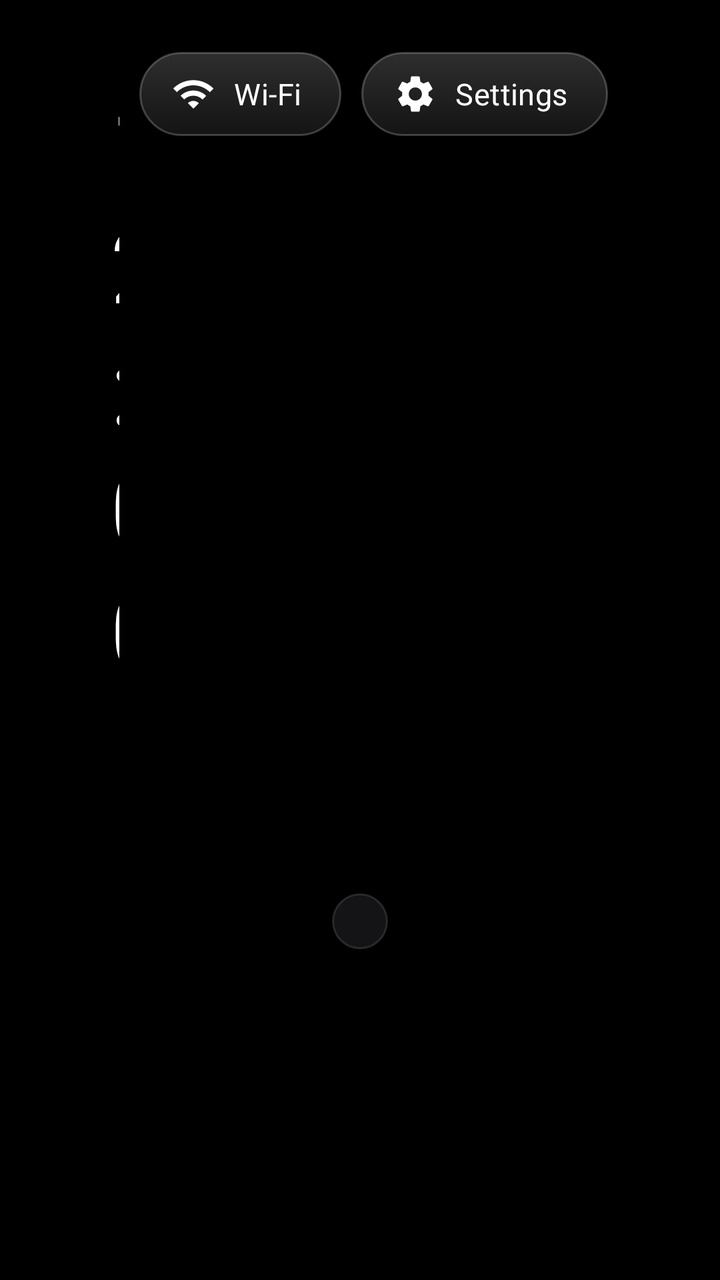
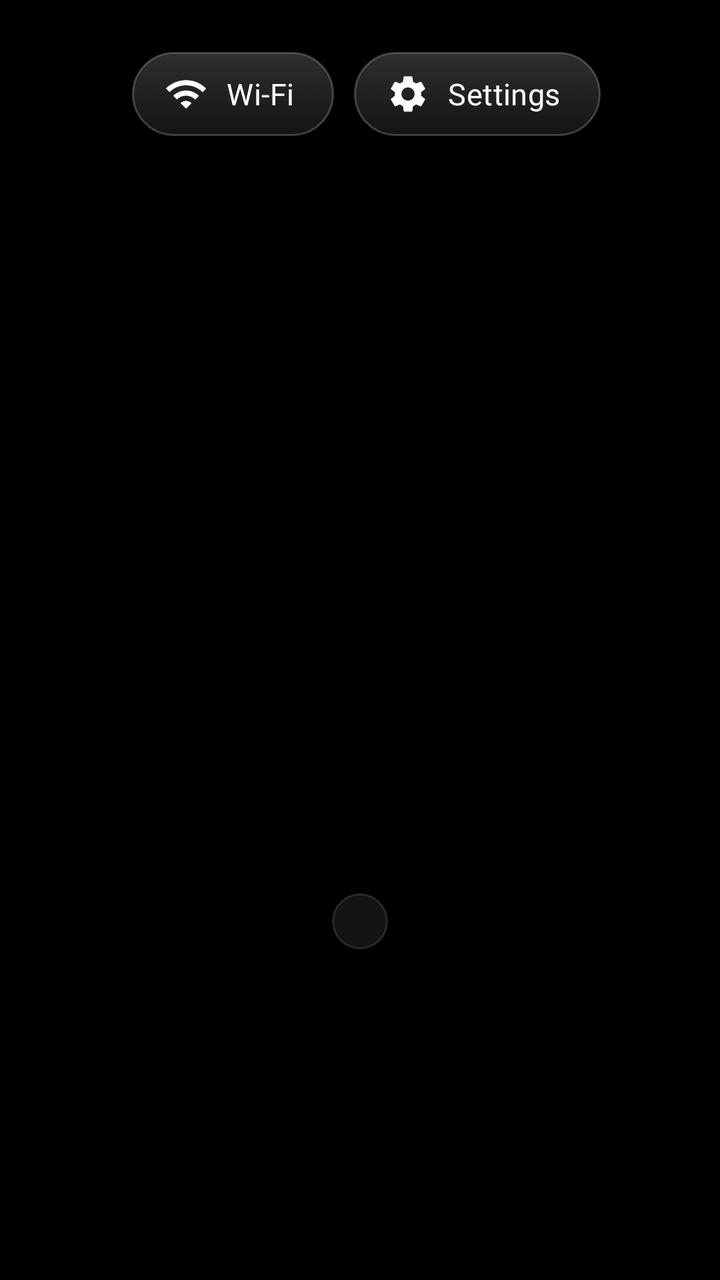

Two renders of the same Android screen: before a commit and after it. Below are the layout's source before the change and the commit's diff.
<!-- AndroidManifest.xml: application theme Home -->
<!-- res/layout/activity_main.xml -->
<?xml version="1.0" encoding="utf-8"?>
<FrameLayout xmlns:android="http://schemas.android.com/apk/res/android"
    android:layout_width="match_parent"
    android:layout_height="match_parent">

    
    <View
        android:id="@+id/ambient"
        android:layout_width="match_parent"
        android:layout_height="match_parent"
        android:alpha="0" />

    <ScrollView
        android:id="@+id/scroll"
        android:layout_width="match_parent"
        android:layout_height="match_parent"
        android:clipChildren="false"
        android:fillViewport="true"
        android:scrollbars="none">

        <FrameLayout
            android:id="@+id/content"
            android:layout_width="match_parent"
            android:layout_height="wrap_content"
            android:clipChildren="false">

            <LinearLayout
                android:id="@+id/column"
                android:layout_width="match_parent"
                android:layout_height="wrap_content"
                android:clipChildren="false"
                android:clipToPadding="false"
                android:orientation="vertical"
                android:paddingHorizontal="56dp"
                android:paddingTop="26dp"
                android:paddingBottom="48dp">

                <LinearLayout
                    android:layout_width="match_parent"
                    android:layout_height="wrap_content"
                    android:orientation="horizontal">

                    <LinearLayout
                        android:layout_width="0dp"
                        android:layout_height="wrap_content"
                        android:layout_weight="1"
                        android:orientation="vertical">

                        <TextView
                            android:id="@+id/greeting"
                            android:layout_width="wrap_content"
                            android:layout_height="wrap_content"
                            android:layout_marginStart="4dp"
                            android:fontFamily="@font/outfit_medium"
                            android:letterSpacing="0.22"
                            android:textAllCaps="true"
                            android:textColor="#8CFFFFFF"
                            android:textSize="12sp" />

                        <LinearLayout
                            android:layout_width="wrap_content"
                            android:layout_height="wrap_content"
                            android:baselineAligned="true"
                            android:orientation="horizontal">

                            <TextClock
                                android:layout_width="wrap_content"
                                android:layout_height="wrap_content"
                                android:fontFamily="@font/outfit_light"
                                android:format12Hour="h:mm"
                                android:format24Hour="HH:mm"
                                android:includeFontPadding="false"
                                android:letterSpacing="-0.04"
                                android:textColor="#FFFFFFFF"
                                android:textSize="52sp" />

                            <TextClock
                                android:layout_width="wrap_content"
                                android:layout_height="wrap_content"
                                android:layout_gravity="bottom"
                                android:layout_marginStart="6dp"
                                android:layout_marginBottom="8dp"
                                android:fontFamily="@font/outfit_medium"
                                android:format12Hour="a"
                                android:format24Hour=""
                                android:letterSpacing="0.08"
                                android:textAllCaps="true"
                                android:textColor="#B3FFFFFF"
                                android:textSize="15sp" />

                            <View
                                android:layout_width="1dp"
                                android:layout_height="26dp"
                                android:layout_gravity="bottom"
                                android:layout_marginHorizontal="16dp"
                                android:layout_marginBottom="8dp"
                                android:background="#33FFFFFF" />

                            <TextClock
                                android:layout_width="wrap_content"
                                android:layout_height="wrap_content"
                                android:layout_gravity="bottom"
                                android:layout_marginBottom="9dp"
                                android:fontFamily="@font/outfit_regular"
                                android:format12Hour="@string/date_format"
                                android:format24Hour="@string/date_format"
                                android:letterSpacing="0.14"
                                android:textAllCaps="true"
                                android:textColor="#A6FFFFFF"
                                android:textSize="14sp" />
                        </LinearLayout>
                    </LinearLayout>

                    <TextView
                        android:id="@+id/wifi"
                        style="@style/Pill"
                        android:drawableStart="@drawable/ic_wifi"
                        android:text="@string/wifi" />

                    <TextView
                        android:id="@+id/settings"
                        style="@style/Pill"
                        android:drawableStart="@drawable/ic_settings"
                        android:text="@string/settings" />
                </LinearLayout>

                
                <Space
                    android:id="@+id/spacer"
                    android:layout_width="match_parent"
                    android:layout_height="0dp" />

                <TextView
                    android:id="@+id/hero"
                    android:layout_width="match_parent"
                    android:layout_height="wrap_content"
                    android:layout_marginStart="12dp"
                    android:alpha="0"
                    android:fontFamily="@font/outfit_light"
                    android:includeFontPadding="false"
                    android:letterSpacing="-0.02"
                    android:singleLine="true"
                    android:textColor="#FFFFFFFF"
                    android:textSize="48sp" />

                <LinearLayout
                    android:id="@+id/dock"
                    android:layout_width="wrap_content"
                    android:layout_height="wrap_content"
                    android:layout_gravity="center_horizontal"
                    android:layout_marginTop="26dp"
                    android:background="@drawable/dock_bg"
                    android:clipChildren="false"
                    android:clipToPadding="false"
                    android:orientation="horizontal"
                    android:padding="14dp" />

                <GridLayout
                    android:id="@+id/grid"
                    android:layout_width="wrap_content"
                    android:layout_height="wrap_content"
                    android:layout_gravity="center_horizontal"
                    android:layout_marginTop="30dp"
                    android:clipChildren="false"
                    android:clipToPadding="false"
                    android:columnCount="4" />
            </LinearLayout>

            <com.boxclean.home.GlassView
                android:id="@+id/glass"
                android:layout_width="0dp"
                android:layout_height="0dp"
                android:alpha="0" />
        </FrameLayout>
    </ScrollView>
</FrameLayout>
<!-- resources referenced by this layout -->
<resources>
  <!-- drawable dock_bg (drawable) -->
  <?xml version="1.0" encoding="utf-8"?>
  <shape xmlns:android="http://schemas.android.com/apk/res/android" android:shape="rectangle">
      <solid android:color="#FF141416" />
      <stroke android:width="1dp" android:color="#1FFFFFFF" />
      <corners android:radius="26dp" />
  </shape>
  <!-- drawable ic_wifi (drawable) -->
  <?xml version="1.0" encoding="utf-8"?>
  <vector xmlns:android="http://schemas.android.com/apk/res/android"
      android:width="22dp" android:height="22dp"
      android:viewportWidth="24" android:viewportHeight="24">
      <path android:fillColor="#FFFFFFFF"
          android:pathData="M1,9l2,2c4.97,-4.97 13.03,-4.97 18,0l2,-2C16.93,2.93 7.08,2.93 1,9zM9,17l3,3 3,-3c-1.65,-1.66 -4.34,-1.66 -6,0zM5,13l2,2c2.76,-2.76 7.24,-2.76 10,0l2,-2C15.14,9.14 8.87,9.14 5,13z" />
  </vector>
  <string name="date_format" translatable="false">EEEE, d MMMM</string>
  <string name="settings">Settings</string>
  <string name="wifi">Wi-Fi</string>
  <style name="Pill">
          <item name="android:layout_width">wrap_content</item>
          <item name="android:layout_height">42dp</item>
          <item name="android:layout_marginStart">10dp</item>
          <item name="android:paddingStart">16dp</item>
          <item name="android:paddingEnd">20dp</item>
          <item name="android:gravity">center</item>
          <item name="android:background">@drawable/pill_bg</item>
          <item name="android:textColor">@color/pill_text</item>
          <item name="android:textSize">15sp</item>
          <item name="android:fontFamily">@font/outfit_medium</item>
          <item name="android:letterSpacing">0.01</item>
          <item name="android:drawablePadding">9dp</item>
          <item name="android:drawableTint">@color/pill_text</item>
          <item name="android:focusable">true</item>
          <item name="android:clickable">true</item>
      </style>
  <style name="Home" parent="@android:style/Theme.DeviceDefault.NoActionBar.Fullscreen">
          <item name="android:windowBackground">@android:color/black</item>
          <item name="android:colorBackground">@android:color/black</item>
          <item name="android:windowAnimationStyle">@null</item>
      </style>
  <!-- drawable pill_bg (drawable) -->
  <?xml version="1.0" encoding="utf-8"?>
  <selector xmlns:android="http://schemas.android.com/apk/res/android">
      <item android:state_focused="true">
          <shape android:shape="rectangle">
              <solid android:color="#F5FFFFFF" />
              <corners android:radius="21dp" />
          </shape>
      </item>
      <item>
          <shape android:shape="rectangle">
              <gradient android:angle="270" android:startColor="#2EFFFFFF" android:endColor="#14FFFFFF" />
              <stroke android:width="1dp" android:color="#38FFFFFF" />
              <corners android:radius="21dp" />
          </shape>
      </item>
  </selector>
  <!-- unchanged entries left out for length: 1 -->
</resources>

<!-- the commit's change to res/layout/activity_main.xml (unified diff, before → after) -->
@@ -122,6 +122,12 @@
                         style="@style/Pill"
                         android:drawableStart="@drawable/ic_settings"
                         android:text="@string/settings" />
+
+                    <TextView
+                        android:id="@+id/layout"
+                        style="@style/Pill"
+                        android:drawableStart="@drawable/ic_layout"
+                        android:text="@string/layout" />
                 </LinearLayout>
 
                 
<!-- resource entries referenced after the edit -->
@@ -7,6 +7,14 @@
       <stroke android:width="1dp" android:color="#1FFFFFFF" />
       <corners android:radius="26dp" />
   </shape>
+  <!-- drawable ic_layout (drawable) -->
+  <?xml version="1.0" encoding="utf-8"?>
+  <vector xmlns:android="http://schemas.android.com/apk/res/android"
+      android:width="22dp" android:height="22dp"
+      android:viewportWidth="24" android:viewportHeight="24">
+      <path android:fillColor="#FFFFFFFF"
+          android:pathData="M3,13h8V3H3v10zM3,21h8v-6H3v6zM13,21h8V11h-8v10zM13,3v6h8V3h-8z" />
+  </vector>
   <!-- drawable ic_wifi (drawable) -->
   <?xml version="1.0" encoding="utf-8"?>
   <vector xmlns:android="http://schemas.android.com/apk/res/android"
@@ -16,6 +24,7 @@
           android:pathData="M1,9l2,2c4.97,-4.97 13.03,-4.97 18,0l2,-2C16.93,2.93 7.08,2.93 1,9zM9,17l3,3 3,-3c-1.65,-1.66 -4.34,-1.66 -6,0zM5,13l2,2c2.76,-2.76 7.24,-2.76 10,0l2,-2C15.14,9.14 8.87,9.14 5,13z" />
   </vector>
   <string name="date_format" translatable="false">EEEE, d MMMM</string>
+  <string name="layout">Layout</string>
   <string name="settings">Settings</string>
   <string name="wifi">Wi-Fi</string>
   <style name="Pill">
